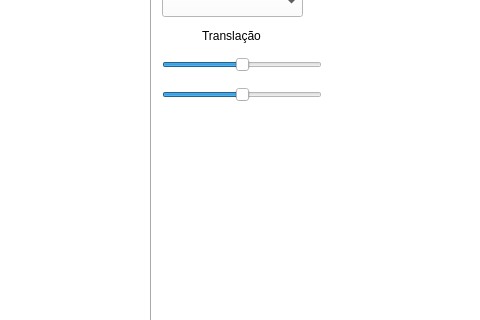
Above: mainwindow.ui from gavlak/projeto-computacao-grafica before the change; both pictures show x 468 to 948 and y 183 to 503 of the 948 by 620 pixel window. Below: the same form after it.
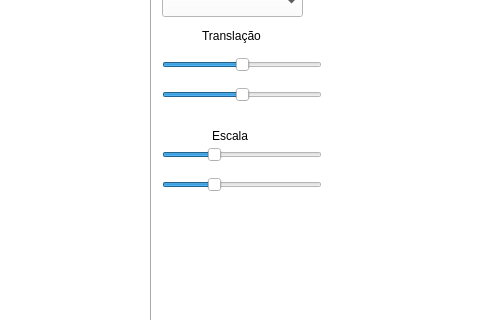
That is the form after the change. Custom widgets are drawn as their Qt base class.

Diff of the .ui file:
```diff
--- a/mainwindow.ui
+++ b/mainwindow.ui
@@ -160,6 +160,63 @@
      <string>Translação</string>
     </property>
    </widget>
+   <widget class="QSlider" name="sliderEscalaX">
+    <property name="geometry">
+     <rect>
+      <x>630</x>
+      <y>310</y>
+      <width>160</width>
+      <height>18</height>
+     </rect>
+    </property>
+    <property name="minimum">
+     <number>1</number>
+    </property>
+    <property name="maximum">
+     <number>30</number>
+    </property>
+    <property name="value">
+     <number>10</number>
+    </property>
+    <property name="orientation">
+     <enum>Qt::Orientation::Horizontal</enum>
+    </property>
+   </widget>
+   <widget class="QSlider" name="sliderEscalaY">
+    <property name="geometry">
+     <rect>
+      <x>630</x>
+      <y>340</y>
+      <width>160</width>
+      <height>18</height>
+     </rect>
+    </property>
+    <property name="minimum">
+     <number>1</number>
+    </property>
+    <property name="maximum">
+     <number>30</number>
+    </property>
+    <property name="value">
+     <number>10</number>
+    </property>
+    <property name="orientation">
+     <enum>Qt::Orientation::Horizontal</enum>
+    </property>
+   </widget>
+   <widget class="QLabel" name="label_2">
+    <property name="geometry">
+     <rect>
+      <x>680</x>
+      <y>290</y>
+      <width>63</width>
+      <height>20</height>
+     </rect>
+    </property>
+    <property name="text">
+     <string>Escala</string>
+    </property>
+   </widget>
   </widget>
   <widget class="QStatusBar" name="statusbar"/>
   <widget class="QMenuBar" name="menuBar">
```
